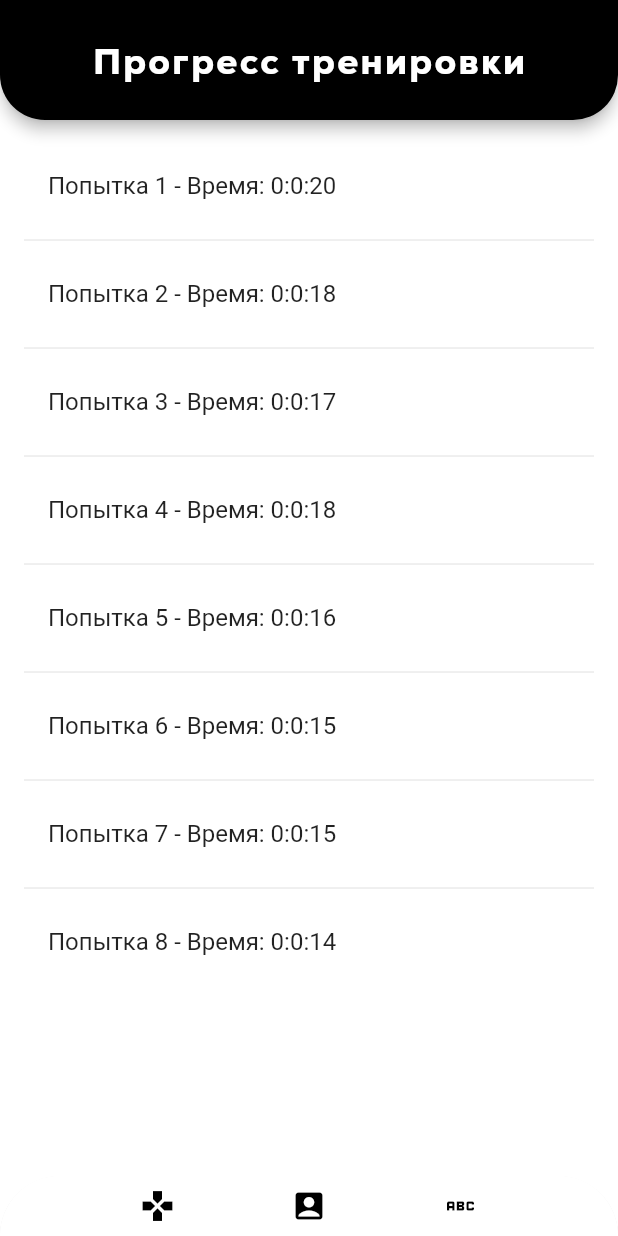
After one commit to AvagyanDavid/NeuroFit, a Flutter app: the ListAttempts screen opened directly, on a phone screen of 412 x 824 dp. The commit adds this screen. Run offline on Flutter 3.47's test engine with Material 2 defaults, Android fonts, the phone set to English and light mode, and no system bars; our stand-ins replace flip_card, hive, hive_flutter, image_picker, jwt_decoder, supabase_flutter; accounts and stored records are empty.

Commit message:
бета версия

```diff
--- /dev/null
+++ b/lib/ui/ListAttempts.dart
@@ -0,0 +1,71 @@
+import 'package:flutter/cupertino.dart';
+import 'package:flutter/material.dart';
+import 'listModels.dart';
+import 'navigation.dart';
+
+class ListAttempts extends StatelessWidget {
+
+  var arr = [
+    listAttempts(1, '0:0:20'),
+    listAttempts(2, '0:0:18'),
+    listAttempts(3, '0:0:17'),
+    listAttempts(4, '0:0:18'),
+    listAttempts(5, '0:0:16'),
+    listAttempts(6, '0:0:15'),
+    listAttempts(7, '0:0:15'),
+    listAttempts(8, '0:0:14'),
+  ];
+
+  @override
+  Widget build(BuildContext context) {
+    return Scaffold(
+      backgroundColor: Colors.white,
+      appBar: AppBar(
+        backgroundColor: Colors.black,
+        toolbarHeight: 80, // Установите желаемую высоту AppBar
+        shape: const RoundedRectangleBorder(
+          borderRadius: BorderRadius.vertical(
+            bottom: Radius.circular(30), // Установите радиус закругления здесь
+          ),
+        ),
+        title: const Text(
+          'Прогресс тренировки',
+          style: TextStyle(
+            fontSize: 24,
+            fontWeight: FontWeight.bold,
+            letterSpacing: 1.5,
+            fontFamily: 'Nexa',
+            shadows: [
+              Shadow(
+                color: Colors.black,
+                blurRadius: 2,
+                offset: Offset(2, 2),
+              ),
+            ],
+          ),
+        ),
+        centerTitle: true,
+      ),
+      body: Center(
+        child: Padding(
+          padding: EdgeInsets.all(16.0), // Add padding around the list
+          child: ListView.builder(
+            scrollDirection: Axis.vertical,
+            itemCount: arr.length * 2 - 1, // double the length to include dividers
+            itemBuilder: (context, index) {
+              if (index.isOdd) {
+                return Divider(); // return a divider for odd indices
+              }
+              final itemIndex = index ~/ 2; // calculate the original item index
+              final item = arr[itemIndex];
+              return ListTile(
+                title: Text('Попытка ${item.counter} - Время: ${item.timer}'),
+              );
+            },
+          ),
+        ),
+      ),
+      bottomNavigationBar: const navigation(),
+    );
+  }
+}
--- a/lib/ui/authorization.dart
+++ b/lib/ui/authorization.dart
@@ -138,14 +138,16 @@ class _authorizationState extends State<authorization> {
                       else {
                         ScaffoldMessenger.of(context).showSnackBar(
                           const SnackBar(
-                              content: Text('Логин или пароль неверны')),
+                              content: Text('Логин или пароль неверны')
+                          ),
                         );
                       }
                     }
                     else{
                       ScaffoldMessenger.of(context).showSnackBar(
                           const SnackBar(
-                              content: Text('Логин или пароль неверны')),
+                              content: Text('Логин или пароль неверны')
+                          ),
                         );
                       }
                       setState(() {
--- /dev/null
+++ b/lib/ui/listModels.dart
@@ -0,0 +1,8 @@
+class listAttempts {
+
+  int counter = 0;
+  String timer = '';
+
+  listAttempts(this.counter, this.timer);
+
+}
--- a/lib/ui/navigation.dart
+++ b/lib/ui/navigation.dart
@@ -3,6 +3,8 @@ import 'package:cognitivyskills/ui/profilemenu.dart';
 import 'package:cognitivyskills/ui/listgame.dart';
 import 'package:cognitivyskills/ui/resultsUser.dart';
 import 'package:flutter/material.dart';
+
+import 'ListAttempts.dart';
 
 class navigation extends StatefulWidget {
   const navigation({super.key});
@@ -75,6 +77,20 @@ class _navigationState extends State<navigation> {
                     },
                     child: const Icon(Icons.account_box, color: Colors.black),
                   ),
+                  InkWell(
+                    onTap: () {
+                      try {
+                        Navigator.pushAndRemoveUntil(
+                          context,
+                          MaterialPageRoute(builder: (context) => ListAttempts()),
+                              (route) => false,
+                        );
+                      } catch (e) {
+                        print(e);
+                      }
+                    },
+                    child: const Icon(Icons.abc, color: Colors.black),
+                  ),
                 ],
               ),
             ),
```
